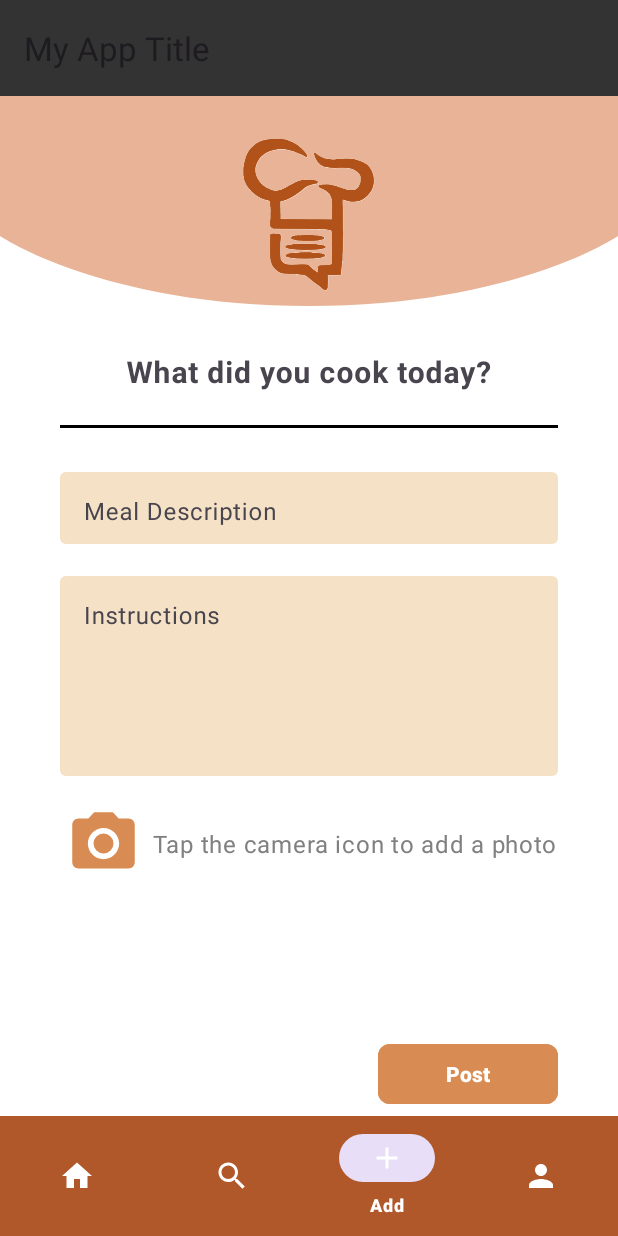
After one commit to inbar2268/final-project-shareEat, an Android app: the UploadRecipeFragment screen opened through its navigation route, on a phone screen of 412 x 824 dp. The commit adds this screen. Run offline under Robolectric (Android 15) with nearby library versions, the phone set to English and light mode, and no system bars; our stand-ins replace Firebase (no records; nobody signed in at launch, a user with empty details on screens opened directly), Room's generated code, navigation-ui; pictures from the network do not load; 1 statement that could not run was skipped.

Commit message:
Add upload recipe fragment

```diff
--- a/app/build.gradle.kts
+++ b/app/build.gradle.kts
@@ -73,6 +73,10 @@ dependencies {
     implementation(libs.androidx.activity)
     implementation(libs.androidx.constraintlayout)
 
+    implementation(libs.retrofit)
+    implementation(libs.gson)
+    implementation(libs.converter.gson)
+
     implementation(libs.androidx.swiperefreshlayout)
     implementation(platform(libs.firebase.bom.v33100))
     implementation(libs.retrofit)
@@ -88,6 +92,8 @@ dependencies {
     implementation(libs.cloudinary.android)
     implementation(libs.firebase.auth.ktx.v2230)
 
+    implementation(libs.cloudinary.android.v231)
+
     kapt(libs.androidx.room.compiler)
     implementation(libs.androidx.room.ktx)
 
--- /dev/null
+++ b/app/src/main/res/drawable/ic_camera.xml
@@ -0,0 +1,7 @@
+<vector xmlns:android="http://schemas.android.com/apk/res/android" android:height="24dp" android:tint="#000000" android:viewportHeight="24" android:viewportWidth="24" android:width="24dp">
+
+    <path android:fillColor="@android:color/white" android:pathData="M12,12m-3.2,0a3.2,3.2 0,1 1,6.4 0a3.2,3.2 0,1 1,-6.4 0"/>
+
+    <path android:fillColor="@android:color/white" android:pathData="M9,2L7.17,4L4,4c-1.1,0 -2,0.9 -2,2v12c0,1.1 0.9,2 2,2h16c1.1,0 2,-0.9 2,-2L22,6c0,-1.1 -0.9,-2 -2,-2h-3.17L15,2L9,2zM12,17c-2.76,0 -5,-2.24 -5,-5s2.24,-5 5,-5 5,2.24 5,5 -2.24,5 -5,5z"/>
+
+</vector>
--- /dev/null
+++ b/app/src/main/res/drawable/image_placeholder.xml
@@ -0,0 +1,6 @@
+<?xml version="1.0" encoding="utf-8"?>
+<shape xmlns:android="http://schemas.android.com/apk/res/android" android:shape="rectangle">
+    <solid android:color="@android:color/darker_gray"/>
+    <corners android:radius="8dp"/>
+    <size android:width="200dp" android:height="200dp"/>
+</shape>
--- /dev/null
+++ b/app/src/main/res/layout/fragment_upload_recipe.xml
@@ -0,0 +1,179 @@
+<?xml version="1.0" encoding="utf-8"?>
+<androidx.constraintlayout.widget.ConstraintLayout
+    xmlns:android="http://schemas.android.com/apk/res/android"
+    xmlns:app="http://schemas.android.com/apk/res-auto"
+    xmlns:tools="http://schemas.android.com/tools"
+    android:layout_width="match_parent"
+    android:layout_height="match_parent"
+    android:background="@color/white"
+    tools:context=".UploadRecipeFragment">
+
+    <View
+        android:id="@+id/topBackground"
+        android:layout_width="match_parent"
+        android:layout_height="140dp"
+        android:background="@drawable/curved_background_vector"
+        app:layout_constraintStart_toStartOf="parent"
+        app:layout_constraintTop_toTopOf="parent"
+        app:layout_constraintEnd_toEndOf="parent" />
+
+    <ImageView
+        android:id="@+id/logoImage"
+        android:layout_width="120dp"
+        android:layout_height="120dp"
+        android:src="@drawable/chef_hat_logo"
+        app:layout_constraintStart_toStartOf="parent"
+        app:layout_constraintEnd_toEndOf="parent"
+        app:layout_constraintTop_toTopOf="@id/topBackground"
+        android:layout_marginTop="16dp" />
+
+    <com.google.android.material.textfield.TextInputLayout
+        android:id="@+id/questionTextInputLayout"
+        android:layout_width="0dp"
+        android:layout_height="wrap_content"
+        android:hint="@string/what_did_you_cook_today"
+        app:boxStrokeWidth="0dp"
+        android:layout_marginHorizontal="40dp"
+        android:layout_marginTop="12dp"
+        app:layout_constraintTop_toBottomOf="@id/logoImage"
+        app:layout_constraintStart_toStartOf="parent"
+        app:layout_constraintEnd_toEndOf="parent">
+
+        <com.google.android.material.textfield.TextInputEditText
+            android:id="@+id/questionText"
+            android:layout_width="match_parent"
+            android:layout_height="wrap_content"
+            android:background="@null"
+            android:gravity="center"
+            android:inputType="text"
+            android:textSize="20sp"
+            android:textStyle="bold" />
+    </com.google.android.material.textfield.TextInputLayout>
+
+    <View
+        android:id="@+id/underline"
+        android:layout_width="0dp"
+        android:layout_height="2dp"
+        android:background="@color/black"
+        app:layout_constraintTop_toBottomOf="@id/questionTextInputLayout"
+        app:layout_constraintStart_toStartOf="@id/questionTextInputLayout"
+        app:layout_constraintEnd_toEndOf="@id/questionTextInputLayout"
+        android:layout_marginTop="4dp"/>
+
+    <com.google.android.material.textfield.TextInputLayout
+        android:id="@+id/mealDescriptionLayout"
+        android:layout_width="0dp"
+        android:layout_height="wrap_content"
+        android:hint="@string/meal_description"
+        app:boxBackgroundColor="@color/light_beige"
+        app:boxStrokeWidth="0dp"
+        android:layout_marginTop="24dp"
+        android:layout_marginHorizontal="40dp"
+        app:layout_constraintTop_toBottomOf="@id/underline"
+        app:layout_constraintStart_toStartOf="parent"
+        app:layout_constraintEnd_toEndOf="parent">
+
+        <com.google.android.material.textfield.TextInputEditText
+            android:id="@+id/mealDescriptionEditText"
+            android:layout_width="match_parent"
+            android:layout_height="48dp"
+            android:background="@null"
+            android:gravity="top"
+            android:inputType="textMultiLine" />
+    </com.google.android.material.textfield.TextInputLayout>
+
+    <com.google.android.material.textfield.TextInputLayout
+        android:id="@+id/instructionsLayout"
+        android:layout_width="0dp"
+        android:layout_height="wrap_content"
+        android:layout_marginHorizontal="40dp"
+        android:layout_marginTop="16dp"
+        android:hint="@string/meal_instructions"
+        app:boxBackgroundColor="@color/light_beige"
+        app:boxStrokeWidth="0dp"
+        app:layout_constraintEnd_toEndOf="parent"
+        app:layout_constraintStart_toStartOf="parent"
+        app:layout_constraintTop_toBottomOf="@id/mealDescriptionLayout">
+
+        <com.google.android.material.textfield.TextInputEditText
+            android:id="@+id/instructionsEditText"
+            android:layout_width="match_parent"
+            android:layout_height="133dp"
+            android:background="@null"
+            android:gravity="top"
+            android:inputType="textMultiLine" />
+    </com.google.android.material.textfield.TextInputLayout>
+
+    <LinearLayout
+        android:id="@+id/addPhotoLayout"
+        android:layout_width="wrap_content"
+        android:layout_height="wrap_content"
+        android:layout_marginStart="44dp"
+        android:layout_marginTop="20dp"
+        android:gravity="center_vertical"
+        android:orientation="horizontal"
+        app:layout_constraintStart_toStartOf="parent"
+        app:layout_constraintTop_toBottomOf="@id/instructionsLayout">
+
+        <ImageView
+            android:id="@+id/cameraIcon"
+            android:layout_width="50dp"
+            android:layout_height="50dp"
+            android:layout_marginEnd="8dp"
+            android:clickable="true"
+            android:contentDescription="@string/add_photo"
+            android:focusable="true"
+            android:src="@drawable/ic_camera"
+            app:tint="@color/theme_orange" />
+
+        <TextView
+            android:id="@+id/addPhotoText"
+            android:layout_width="wrap_content"
+            android:layout_height="wrap_content"
+            android:text="@string/tap_to_add_photo"
+            android:textAppearance="?attr/textAppearanceBody1"
+            android:textColor="@color/gray"
+            android:visibility="visible" />
+    </LinearLayout>
+
+    <ImageView
+        android:id="@+id/recipeImagePreview"
+        android:layout_width="276dp"
+        android:layout_height="157dp"
+        android:layout_marginBottom="52dp"
+        android:background="@drawable/image_placeholder"
+        android:contentDescription="@string/recipe_image_preview"
+        android:visibility="gone"
+        android:scaleType="centerCrop"
+        app:layout_constraintBottom_toBottomOf="parent"
+        app:layout_constraintEnd_toEndOf="parent"
+        app:layout_constraintHorizontal_bias="0.703"
+        app:layout_constraintStart_toStartOf="parent" />
+
+    <ProgressBar
+        android:id="@+id/progressBar"
+        android:layout_width="wrap_content"
+        android:layout_height="wrap_content"
+        android:visibility="gone"
+        app:layout_constraintTop_toTopOf="parent"
+        app:layout_constraintBottom_toBottomOf="parent"
+        app:layout_constraintStart_toStartOf="parent"
+        app:layout_constraintEnd_toEndOf="parent"/>
+
+    <com.google.android.material.button.MaterialButton
+        android:id="@+id/postButton"
+        android:layout_width="wrap_content"
+        android:layout_height="wrap_content"
+        android:layout_marginBottom="4dp"
+        android:backgroundTint="@color/theme_orange"
+        android:clickable="true"
+        android:focusable="true"
+        android:minWidth="120dp"
+        android:text="@string/post"
+        android:textStyle="bold"
+        app:cornerRadius="8dp"
+        app:layout_constraintBottom_toBottomOf="parent"
+        app:layout_constraintEnd_toEndOf="parent"
+        app:layout_constraintHorizontal_bias="0.862"
+        app:layout_constraintStart_toStartOf="parent" />
+</androidx.constraintlayout.widget.ConstraintLayout>
--- a/app/src/main/res/menu/bottom_menu.xml
+++ b/app/src/main/res/menu/bottom_menu.xml
@@ -9,7 +9,7 @@
         android:icon="@drawable/ic_search"
         android:title="Search" />
     <item
-        android:id="@+id/addRecipeFragment"
+        android:id="@+id/uploadRecipeFragment"
         android:icon="@drawable/ic_add"
         android:title="Add" />
     <item
--- a/app/src/main/res/menu/menu.xml
+++ b/app/src/main/res/menu/menu.xml
@@ -7,7 +7,7 @@
         android:icon="@android:drawable/btn_star_big_on"
         android:title="List" />
     <item
-        android:id="@+id/addStudentFragment"
+        android:id="@+id/uploadRecipeFragment"
         android:icon="@android:drawable/ic_input_add"
         android:title="Add" />
     <item
--- a/app/src/main/res/navigation/nav_graph.xml
+++ b/app/src/main/res/navigation/nav_graph.xml
@@ -48,4 +48,10 @@
         android:name="com.example.shareeat.homeFragment"
         android:label="home"
         tools:layout="@layout/fragment_home"/>
+
+    <fragment
+        android:id="@+id/uploadRecipeFragment"
+        android:name="com.example.shareeat.UploadRecipeFragment"
+        android:label="Upload Recipe"
+        tools:layout="@layout/fragment_upload_recipe"/>
 </navigation>
--- a/app/src/main/res/values/colors.xml
+++ b/app/src/main/res/values/colors.xml
@@ -3,4 +3,7 @@
     <color name="black">#FF000000</color>
     <color name="white">#FFFFFFFF</color>
     <color name="peach">#E8B396</color>
+    <color name="light_beige">#F5E1C5</color>
+    <color name="theme_orange">#D88C53</color>
+    <color name="gray">#808080</color>
 </resources>
--- a/app/src/main/res/values/strings.xml
+++ b/app/src/main/res/values/strings.xml
@@ -1,6 +1,13 @@
 <resources>
     <string name="app_name">ShareEat</string>
     <string name="recipe_image"> recipe description</string>
-    <!-- TODO: Remove or change this placeholder text -->
+    <string name="add_photo">Add Photo</string>
+    <string name="recipe_image_preview">Recipe Image Preview</string>
+    <string name="post">Post</string>
+    <string name="what_did_you_cook_today">What did you cook today?</string>
+    <string name="recipe_description">Write your recipe here…</string>
     <string name="hello_blank_fragment">Hello blank fragment</string>
+    <string name="meal_description">Meal Description</string>
+    <string name="meal_instructions">Instructions</string>
+    <string name="tap_to_add_photo">Tap the camera icon to add a photo</string>
 </resources>
--- a/gradle.properties
+++ b/gradle.properties
@@ -21,3 +21,7 @@ kotlin.code.style=official
 # resources declared in the library itself and none from the library's dependencies,
 # thereby reducing the size of the R class for that library
 android.nonTransitiveRClass=true
+
+CLOUD_NAME=
+API_KEY=
+API_SECRET=
--- a/gradle/libs.versions.toml
+++ b/gradle/libs.versions.toml
@@ -1,6 +1,7 @@
 [versions]
 agp = "8.7.3"
 cloudinaryAndroid = "3.0.2"
+cloudinaryAndroidVersion = "2.3.1"
 converterGson = "2.11.0"
 firebaseAuthKtxVersion = "22.3.0"
 firebaseBom = "33.7.0"
@@ -35,6 +36,7 @@ androidx-room-runtime = { module = "androidx.room:room-runtime", version.ref = "
 androidx-security-crypto = { module = "androidx.security:security-crypto", version.ref = "securityCrypto" }
 androidx-swiperefreshlayout = { module = "androidx.swiperefreshlayout:swiperefreshlayout", version.ref = "swiperefreshlayout" }
 cloudinary-android = { module = "com.cloudinary:cloudinary-android", version.ref = "cloudinaryAndroid" }
+cloudinary-android-v231 = { module = "com.cloudinary:cloudinary-android", version.ref = "cloudinaryAndroidVersion" }
 converter-gson = { module = "com.squareup.retrofit2:converter-gson", version.ref = "converterGson" }
 firebase-auth-ktx-v2230 = { module = "com.google.firebase:firebase-auth-ktx", version.ref = "firebaseAuthKtxVersion" }
 firebase-bom = { module = "com.google.firebase:firebase-bom", version.ref = "firebaseBom" }
```
Also changed, not shown: app/src/main/AndroidManifest.xml (+18 -1 lines), app/src/main/java/com/example/shareeat/MainActivity.kt (+11 -4 lines), app/src/main/java/com/example/shareeat/UploadRecipeFragment.kt (added, +295 -0 lines), app/src/main/java/com/example/shareeat/model/Model.kt (+62 -11 lines), app/src/main/java/com/example/shareeat/model/Recipe.kt (+7 -10 lines), app/src/main/res/xml/file_paths.xml (added, +14 -0 lines).
